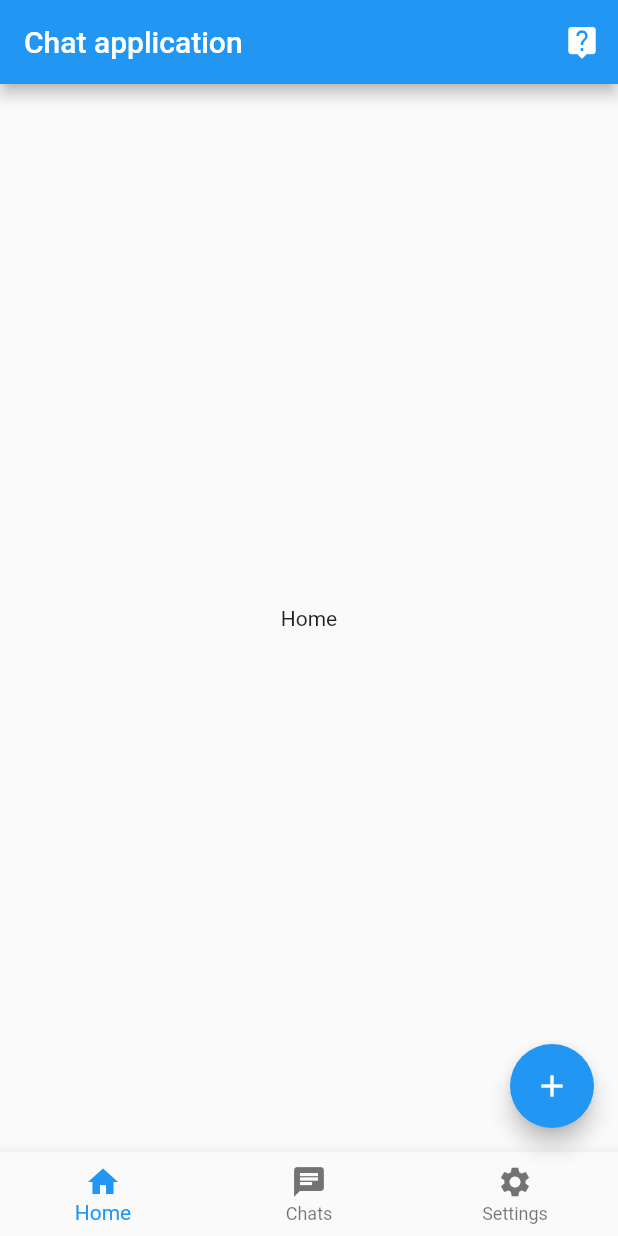
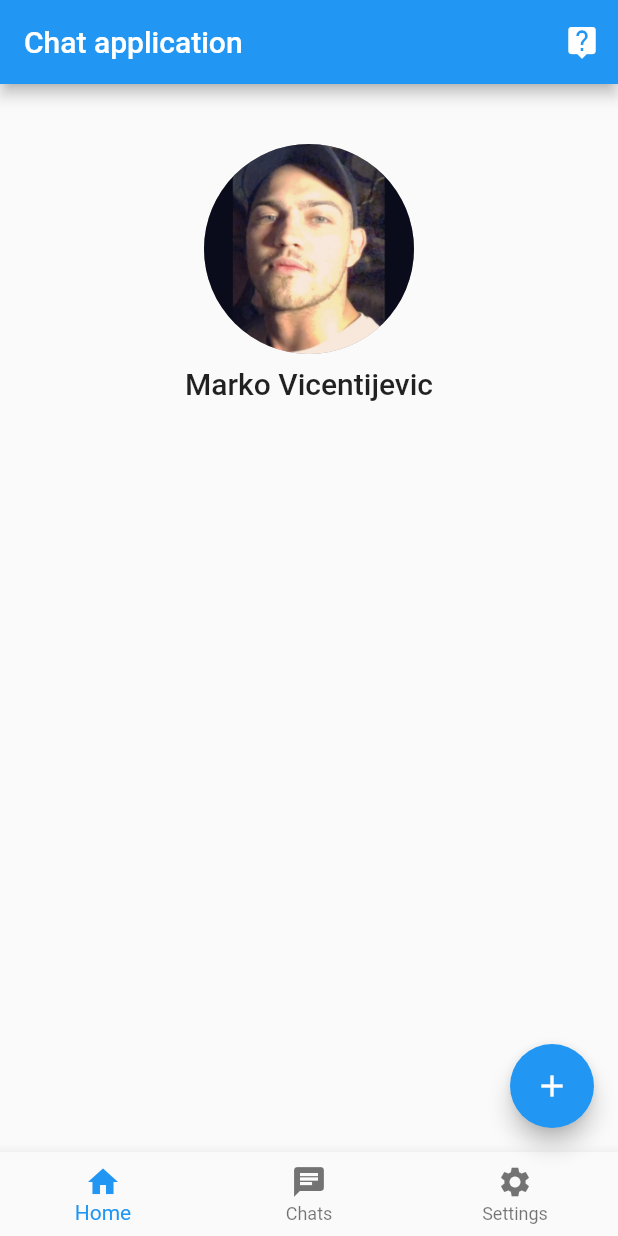
Before and after one commit to matf-pp/2020_Ps4Flutter, a Flutter app: the screen it shows after launch, on a phone screen of 412 x 824 dp. Run offline on Flutter 3.47's test engine with Material 2 defaults, Android fonts, the phone set to English and light mode, and no system bars.

Commit message:
Future bilder are replaced with ListView bilder because it's not possible to manipulating with data when we use future builder. Home profil page are implement.

```diff
--- a/chat_app/lib/views/viewOfHome.dart
+++ b/chat_app/lib/views/viewOfHome.dart
@@ -9,9 +9,29 @@ class _homeViewState extends State<homeView> {
   @override
   Widget build(BuildContext context) {
     return Container(
-      child: Center(
-        child: Text('Home'),
-      ),
+      child: Padding(
+        padding: const EdgeInsets.all(40.0),
+        child: Column(
+         mainAxisAlignment: MainAxisAlignment.start,
+         children: <Widget>[
+           Center(
+             child:
+             CircleAvatar(
+               radius: 70,
+               backgroundColor: Colors.grey,
+               backgroundImage: Image.asset("assets/images/avatarMe.jpg").image,
+             ),
+           ),
+           Padding(
+             padding: const EdgeInsets.all(8.0),
+             child: Text(
+               "Marko Vicentijevic",
+               style: Theme.of(context).textTheme.title,
+             ),
+           ),
+         ],
+        ),
+      )
     );
   }
 }
```
Also changed, not shown: chat_app/lib/viewOfChat.dart (+134 -76 lines), chat_app/assets/images/avatarForChat.jpg (added), chat_app/assets/images/avatarForChat1.jpg (added), chat_app/assets/images/avatarForChat2.jpg (added), chat_app/assets/images/avatarMe.jpg (added).
